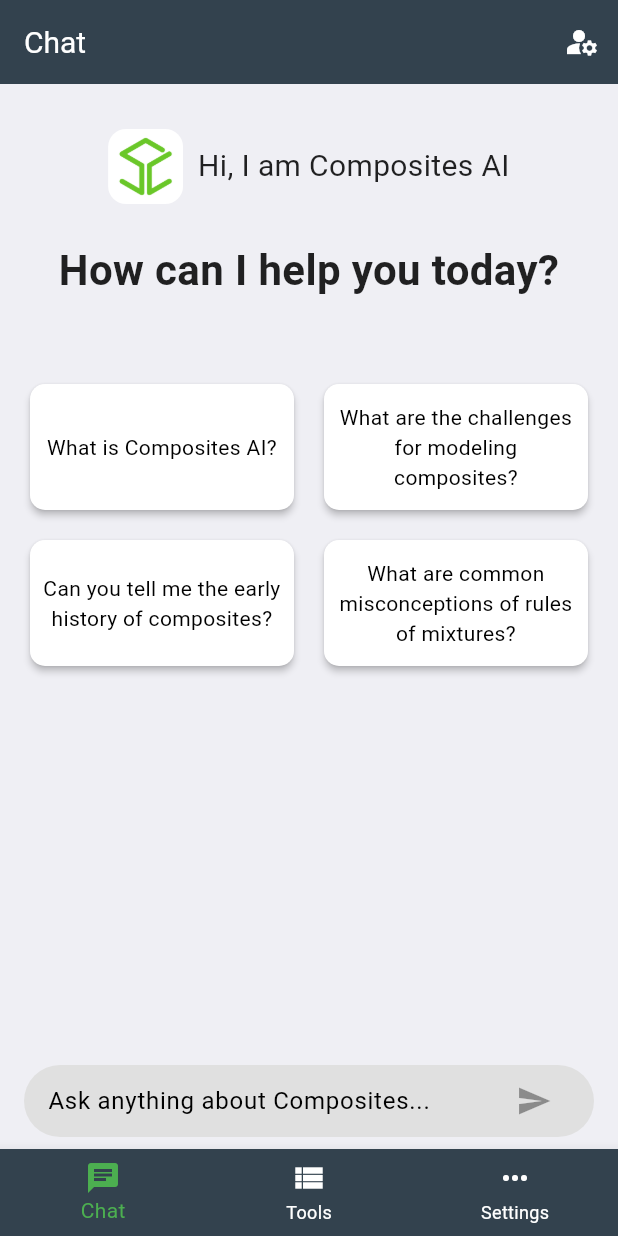
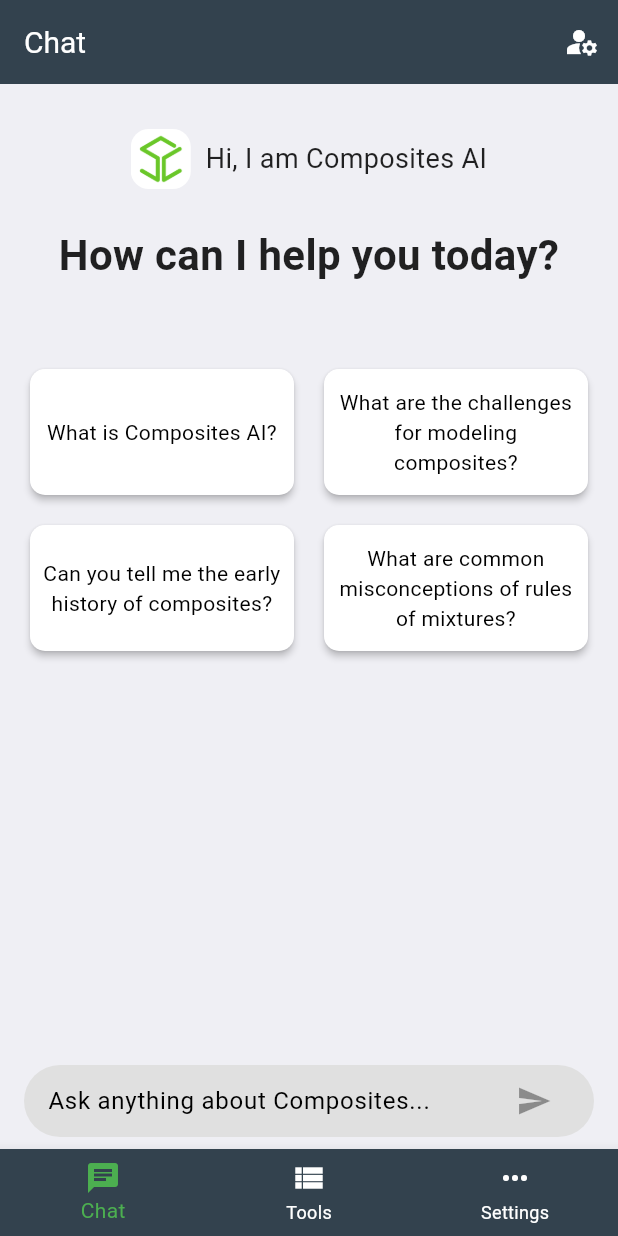
Before and after one commit to banghuazhao/swiftcomp-flutter, a Flutter app: the screen it shows after launch, on a phone screen of 412 x 824 dp. Run offline on Flutter 3.47's test engine with Material 3 defaults, Android fonts, the phone set to English and light mode, and no system bars; our stand-ins replace auto_size_text, cached_network_image, device_info_plus, file_picker, fl_chart, flutter_dotenv and 11 more; missing offline and left inert: app_tracking_transparency, composite_calculator, dart:html, fetch_client, flutter_math_fork, gpt_markdown and 4 more; accounts and stored records are empty.

Commit message:
adjust font size (#108)

```diff
--- a/lib/presentation/chat/views/chat_message_list.dart
+++ b/lib/presentation/chat/views/chat_message_list.dart
@@ -79,8 +79,8 @@ class _ChatMessageListState extends State<ChatMessageList> {
                     borderRadius: BorderRadius.circular(12),
                     child: Image.asset(
                       'images/Icon-512.png',  // Path to your image
-                      width: 50,
-                      height: 50,
+                      width: 40,
+                      height: 40,
                     ),
                   ),
                   const SizedBox(width: 10), // More spacing for a balanced look
@@ -88,7 +88,7 @@ class _ChatMessageListState extends State<ChatMessageList> {
                     child: Text(
                       "Hi, I am Composites AI",
                       style: TextStyle(
-                        fontSize: 20,
+                        fontSize: 18,
                         fontWeight: FontWeight.normal, // Make it stand out
                         color: Colors.black87, // Slightly softer than pure black
                       ),
```
